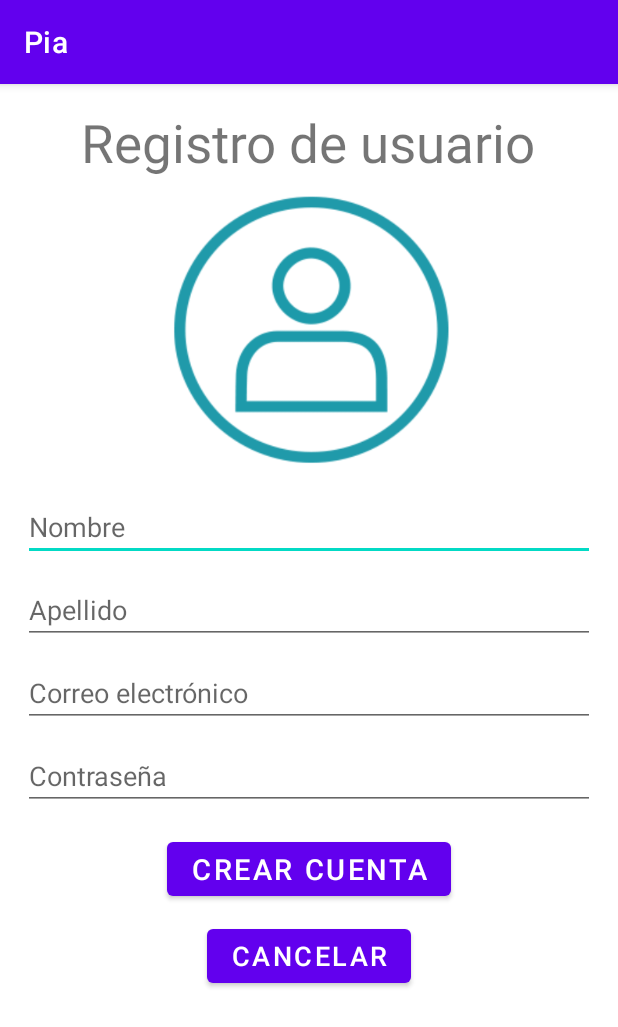
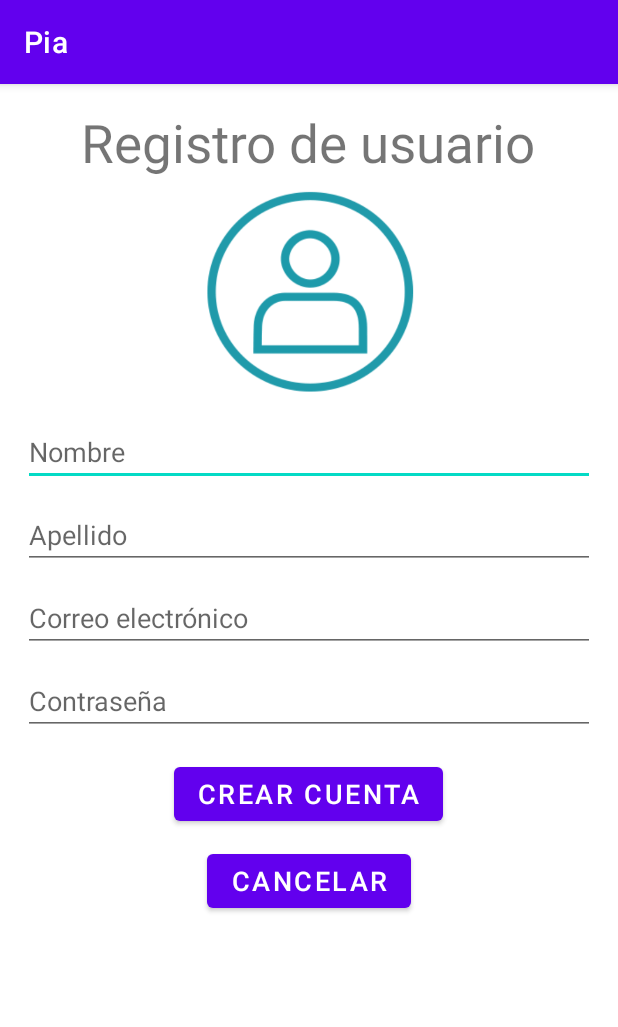
Before and after one commit to Devany15/EcoApp2, an Android app: the Registro screen opened directly, with no data from a screen before it, on a phone screen of 412 x 824 dp. Shown: the top 1027 px of the screen. Run offline under Robolectric (Android 15) with nearby library versions, the phone set to English and light mode, and no system bars.

Commit message:
Update activity_registro.xml

```diff
--- a/app/src/main/res/layout/activity_registro.xml
+++ b/app/src/main/res/layout/activity_registro.xml
@@ -15,8 +15,8 @@
     android:textSize="35sp"
     />
     <ImageView
-        android:layout_width="200dp"
-        android:layout_height="200dp"
+        android:layout_width="150dp"
+        android:layout_height="150dp"
         android:layout_gravity="center"
         android:src="@drawable/login"
         />
@@ -69,7 +69,7 @@
                 android:layout_gravity="center"
                 android:onClick="CrearOnClick"
                 android:text="Crear cuenta"
-                android:textSize="19sp" />
+                android:textSize="18sp" />
 
             <Button
                 android:layout_marginTop="10dp"
```
